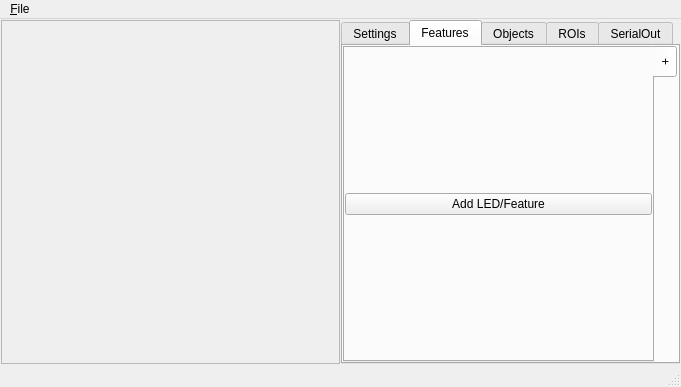
wonkoderverstaendige/Spotter, file ui/mainUi.ui: the form before one commit.
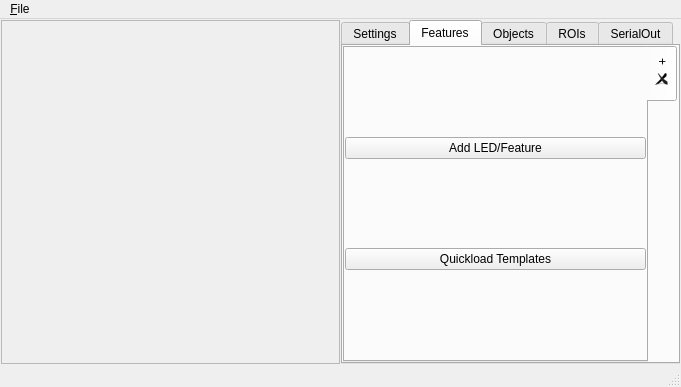
The form after the commit.

The edit to the form file:
```diff
--- a/ui/mainUi.ui
+++ b/ui/mainUi.ui
@@ -161,8 +161,8 @@
             <property name="currentIndex">
              <number>0</number>
             </property>
-            <property name="elideMode">
-             <enum>Qt::ElideNone</enum>
+            <property name="tabsClosable">
+             <bool>true</bool>
             </property>
             <widget class="QWidget" name="tab_features_newTab">
              <attribute name="title">
@@ -182,6 +182,13 @@
                 </property>
                </widget>
               </item>
+              <item>
+               <widget class="QPushButton" name="btn_load_templates">
+                <property name="text">
+                 <string>Quickload Templates</string>
+                </property>
+               </widget>
+              </item>
              </layout>
             </widget>
            </widget>
```
Left out of the diff: 6 changed lines with no effect on the pictures.
